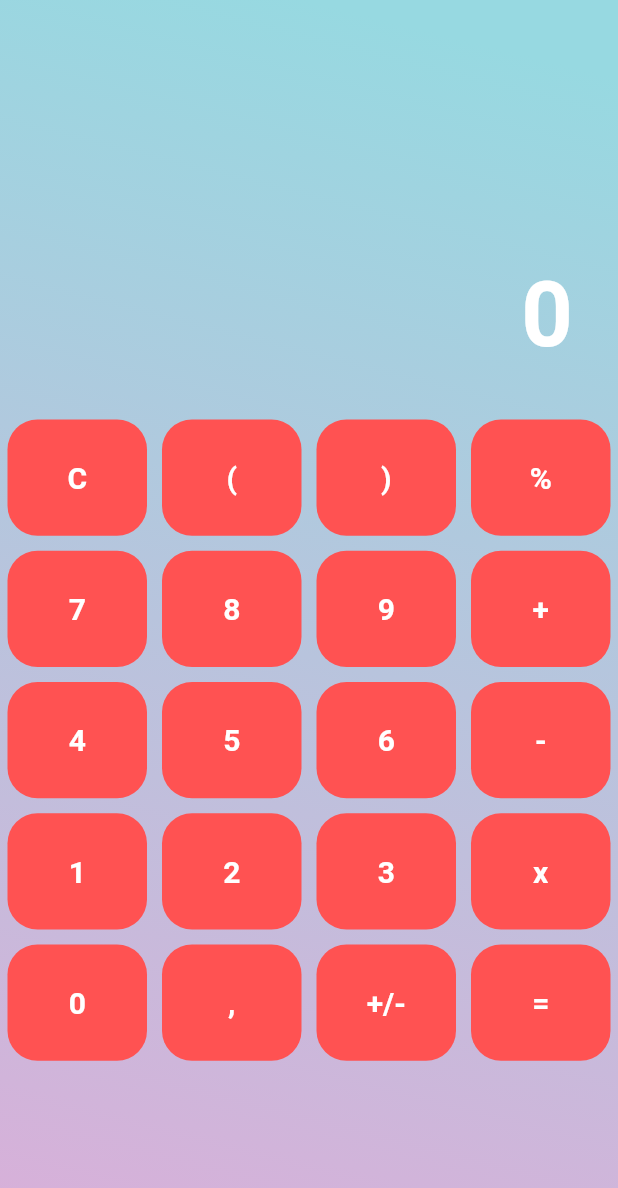
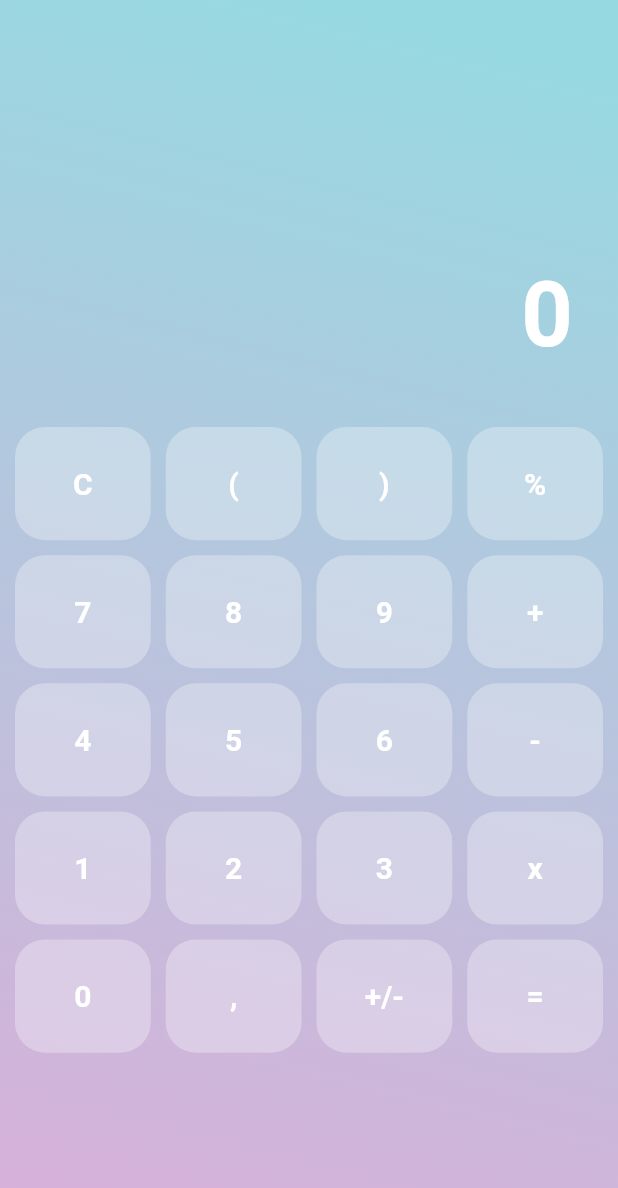
Before and after one commit to musiolmarco/MathApp, a Flutter app: the screen it shows after launch, on a phone screen of 412 x 824 dp. Shown: the top 1188 px of the screen. Run offline on Flutter 3.47's test engine with Material 2 defaults, Android fonts, the light colour scheme and no system bars.

Commit message:
CalculatorButton Color & GridView Padding

```diff
--- a/lib/pages/calculator_page.dart
+++ b/lib/pages/calculator_page.dart
@@ -31,7 +31,7 @@ class _CalculatorPageState extends State<CalculatorPage> {
                 Expanded(
                   flex: 2,
                   child: Container(
-                    padding: EdgeInsets.all(5.0),
+                    padding: EdgeInsets.all(10.0),
                     child: CalculatorGridview(),
                   ),
                 ),
--- a/lib/widgets/calculator/calculator_button.dart
+++ b/lib/widgets/calculator/calculator_button.dart
@@ -10,7 +10,7 @@ class CalculatorButton extends StatelessWidget {
   Widget build(BuildContext context) {
     return Container(
       decoration: BoxDecoration(
-          color: Colors.redAccent,
+          color: new Color.fromRGBO(255, 255, 255, 0.3),
           borderRadius: BorderRadius.all(Radius.circular(20))),
       child: GestureDetector(
         onTap: () => pressed(),
```
